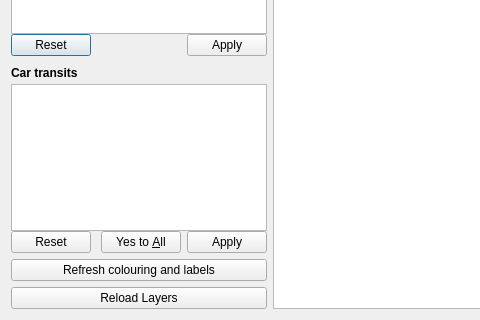
The window that plugin/snowplow_dialog_base.ui (pixelneo/SnowPlow) describes before a commit, drawn with Qt 5; both pictures show x 0 to 480 and y 279 to 599 of the 1059 by 599 pixel window.
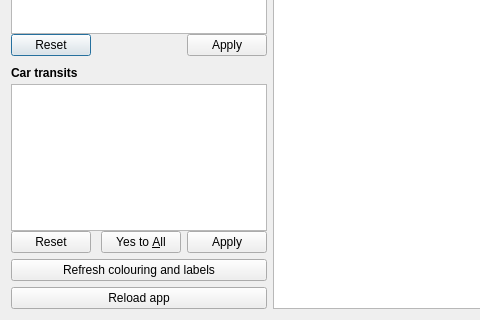
The same window after the commit.

Diff of the .ui file:
```diff
--- a/plugin/snowplow_dialog_base.ui
+++ b/plugin/snowplow_dialog_base.ui
@@ -235,7 +235,7 @@
        <item>
         <widget class="QPushButton" name="reloadLayers">
          <property name="text">
-          <string>Reload Layers</string>
+          <string>Reload app</string>
          </property>
         </widget>
        </item>
```
